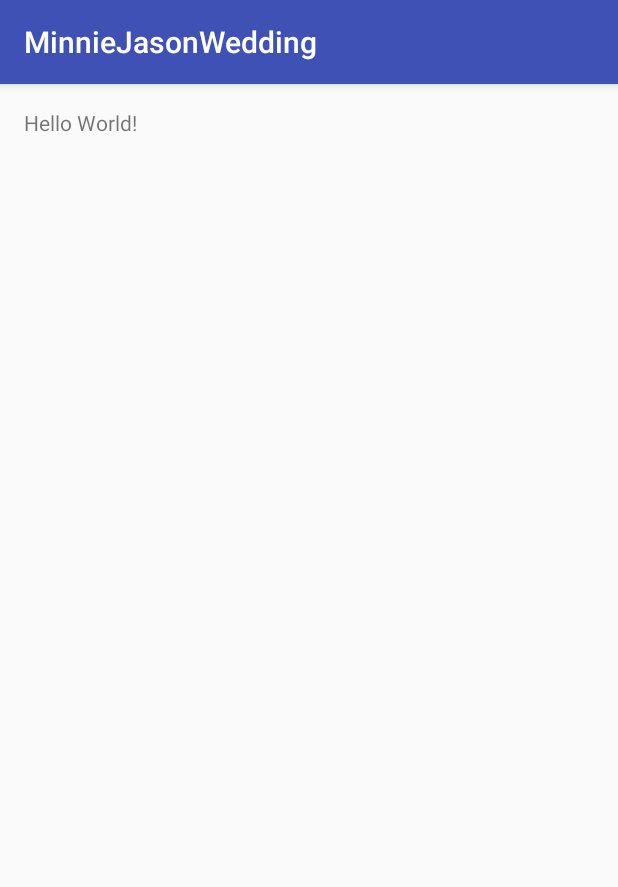
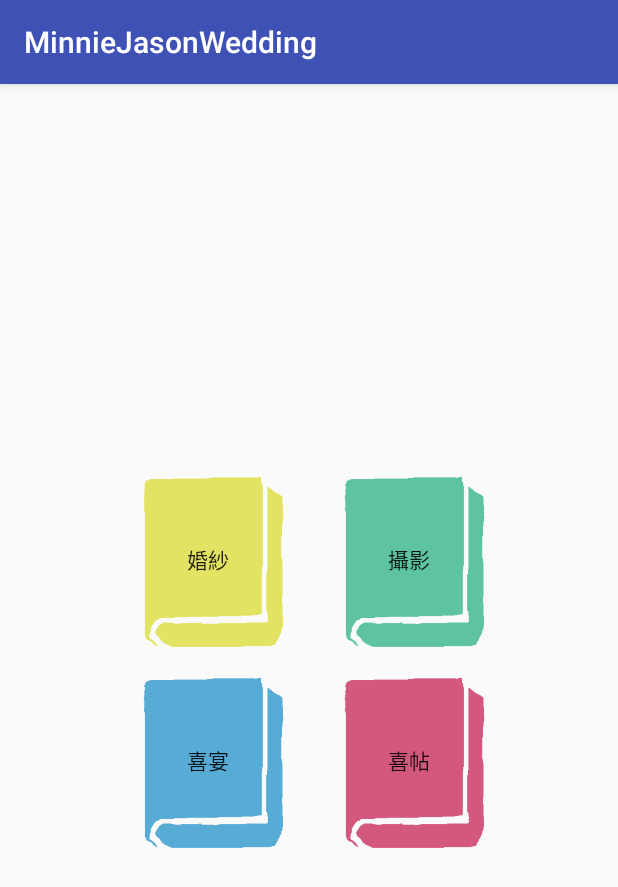
Before and after one commit to rod5438/MinnieJasonWedding_android, an Android app: the screen it shows after launch (MainActivity), on a phone screen of 412 x 824 dp. Shown: the top 887 px of the screen. Run offline under Robolectric (Android 15) with nearby library versions, the phone set to English and light mode, and no system bars.

Commit message:
Add launcher tiles.

```diff
--- a/app/src/main/res/layout/activity_main.xml
+++ b/app/src/main/res/layout/activity_main.xml
@@ -1,17 +1,68 @@
 <?xml version="1.0" encoding="utf-8"?>
-<RelativeLayout
+<LinearLayout
     xmlns:android="http://schemas.android.com/apk/res/android"
     xmlns:tools="http://schemas.android.com/tools"
-    android:layout_width="match_parent"
-    android:layout_height="match_parent"
+    android:layout_width="300dp"
+    android:layout_height="300dp"
     android:paddingLeft="@dimen/activity_horizontal_margin"
     android:paddingRight="@dimen/activity_horizontal_margin"
     android:paddingTop="@dimen/activity_vertical_margin"
     android:paddingBottom="@dimen/activity_vertical_margin"
+    android:orientation="vertical"
+    android:layout_gravity="center"
     tools:context="com.jason.minniejasonwedding.MainActivity">
 
-    <TextView
-        android:text="Hello World!"
-        android:layout_width="wrap_content"
-        android:layout_height="wrap_content" />
-</RelativeLayout>
+    <LinearLayout
+        android:orientation="horizontal"
+        android:layout_width="match_parent"
+        android:layout_height="0dp"
+        android:layout_weight="1">
+
+        <Button
+            android:layout_width="0dp"
+            android:layout_height="match_parent"
+            android:layout_weight="1"
+            android:text="@string/wedding_studio"
+            android:id="@+id/wedding_studio"
+            android:layout_gravity="center_vertical"
+            android:background="@drawable/book_yellow"
+            android:layout_margin="5dp" />
+        <Button
+            android:layout_width="0dp"
+            android:layout_height="match_parent"
+            android:layout_weight="1"
+            android:text="@string/photography"
+            android:id="@+id/photography"
+            android:layout_gravity="center_vertical"
+            android:background="@drawable/book_green"
+            android:layout_margin="5dp" />
+
+    </LinearLayout>
+
+    <LinearLayout
+        android:orientation="horizontal"
+        android:layout_width="match_parent"
+        android:layout_height="0dp"
+        android:layout_weight="1">
+
+        <Button
+            android:layout_width="0dp"
+            android:layout_height="match_parent"
+            android:layout_weight="1"
+            android:text="@string/wedding_party"
+            android:id="@+id/wedding_party"
+            android:layout_gravity="center_vertical"
+            android:background="@drawable/book_blue"
+            android:layout_margin="5dp" />
+        <Button
+            android:layout_width="0dp"
+            android:layout_height="match_parent"
+            android:layout_weight="1"
+            android:text="@string/wedding_invitation"
+            android:id="@+id/wedding_invitation"
+            android:layout_gravity="center_vertical"
+            android:background="@drawable/book_red"
+            android:layout_margin="5dp" />
+
+    </LinearLayout>
+</LinearLayout>
--- a/app/src/main/res/values/strings.xml
+++ b/app/src/main/res/values/strings.xml
@@ -1,3 +1,7 @@
 <resources>
     <string name="app_name">MinnieJasonWedding</string>
+    <string name="wedding_studio">婚紗</string>
+    <string name="photography">攝影</string>
+    <string name="wedding_party">喜宴</string>
+    <string name="wedding_invitation">喜帖</string>
 </resources>
```
Also changed, not shown: app/src/main/res/drawable-mdpi/book_blue.png (added), app/src/main/res/drawable-mdpi/book_green.png (added), app/src/main/res/drawable-mdpi/book_orange.png (added), app/src/main/res/drawable-mdpi/book_red.png (added), app/src/main/res/drawable-mdpi/book_white.png (added), app/src/main/res/drawable-mdpi/book_yellow.png (added).
